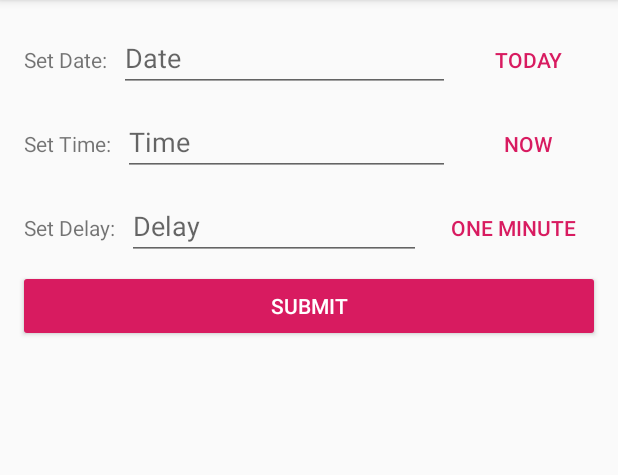
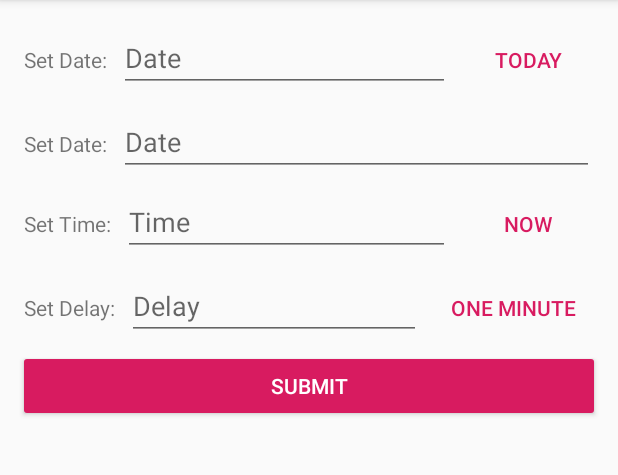
Before and after one commit to ankurgecr/DateTimePickerEditTextDemo, an Android app: the screen it shows after launch (MainActivity), on a phone screen of 412 x 824 dp, the part 84-559 px from its top. Run offline under Robolectric (Android 15) with nearby library versions, the phone set to English and light mode, and no system bars.

Commit message:
Adding sample for Date Picker with Spinner mode

```diff
--- a/app/src/main/res/layout/activity_main.xml
+++ b/app/src/main/res/layout/activity_main.xml
@@ -35,6 +35,29 @@
             android:layout_margin="@dimen/gap_internal"
             android:onClick="setDateToday"
             android:text="@string/today" />
+
+    </LinearLayout>
+
+    <LinearLayout
+        android:layout_width="match_parent"
+        android:layout_height="wrap_content"
+        android:orientation="horizontal">
+
+        <TextView
+            android:layout_width="wrap_content"
+            android:layout_height="wrap_content"
+            android:layout_margin="@dimen/gap_internal"
+            android:text="@string/set_date" />
+
+        <android.helper.DateTimePickerEditText
+            android:id="@+id/edt_date_2"
+            android:layout_width="0dp"
+            android:layout_height="wrap_content"
+            android:layout_margin="@dimen/gap_internal"
+            android:layout_weight="1"
+            android:hint="@string/date"
+            tools:ignore="missingPrefix"
+            app:datePickerType="spinner" />
 
     </LinearLayout>
 
```
